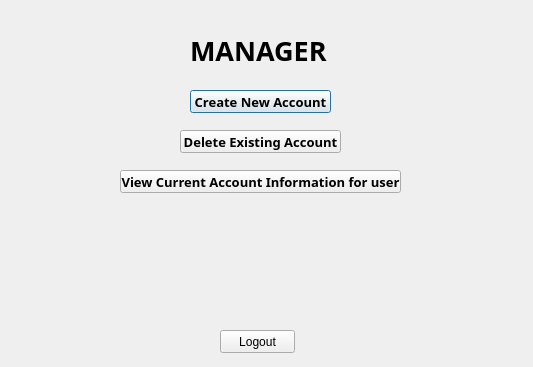
First picture: the form in SQLite_DB/managerlogin.ui, repository drasoulm/CS3307, before the edit.
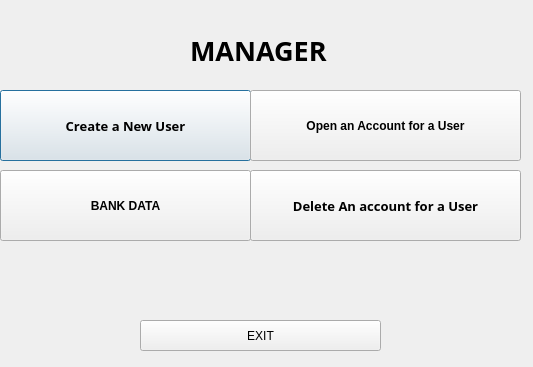
Second picture: the form after the edit.

Commit message: Add Aggregate Data

What changed in the file:
```diff
--- a/SQLite_DB/managerlogin.ui
+++ b/SQLite_DB/managerlogin.ui
@@ -40,10 +40,10 @@
   <widget class="QPushButton" name="createAcc">
    <property name="geometry">
     <rect>
-     <x>190</x>
+     <x>0</x>
      <y>90</y>
-     <width>141</width>
-     <height>23</height>
+     <width>251</width>
+     <height>71</height>
     </rect>
    </property>
    <property name="font">
@@ -55,37 +55,16 @@
     </font>
    </property>
    <property name="text">
-    <string>Create New Account</string>
+    <string>Create a New User</string>
    </property>
   </widget>
   <widget class="QPushButton" name="pushButton_2">
    <property name="geometry">
     <rect>
-     <x>180</x>
-     <y>130</y>
-     <width>161</width>
-     <height>23</height>
-    </rect>
-   </property>
-   <property name="font">
-    <font>
-     <family>3M Circular TT Bold</family>
-     <pointsize>10</pointsize>
-     <weight>75</weight>
-     <bold>true</bold>
-    </font>
-   </property>
-   <property name="text">
-    <string>Delete Existing Account</string>
-   </property>
-  </widget>
-  <widget class="QPushButton" name="pushButton_3">
-   <property name="geometry">
-    <rect>
-     <x>120</x>
+     <x>250</x>
      <y>170</y>
-     <width>281</width>
-     <height>23</height>
+     <width>271</width>
+     <height>71</height>
     </rect>
    </property>
    <property name="font">
@@ -97,20 +76,58 @@
     </font>
    </property>
    <property name="text">
-    <string>View Current Account Information for user</string>
+    <string>Delete An account for a User</string>
    </property>
   </widget>
   <widget class="QPushButton" name="pushButton_4">
    <property name="geometry">
     <rect>
-     <x>220</x>
-     <y>330</y>
-     <width>75</width>
-     <height>23</height>
+     <x>140</x>
+     <y>320</y>
+     <width>241</width>
+     <height>31</height>
     </rect>
    </property>
    <property name="text">
-    <string>Logout</string>
+    <string>EXIT</string>
+   </property>
+  </widget>
+  <widget class="QPushButton" name="pushButton">
+   <property name="geometry">
+    <rect>
+     <x>250</x>
+     <y>90</y>
+     <width>271</width>
+     <height>71</height>
+    </rect>
+   </property>
+   <property name="font">
+    <font>
+     <weight>75</weight>
+     <bold>true</bold>
+    </font>
+   </property>
+   <property name="text">
+    <string>Open an Account for a User</string>
+   </property>
+  </widget>
+  <widget class="QPushButton" name="pushButton_3">
+   <property name="geometry">
+    <rect>
+     <x>0</x>
+     <y>170</y>
+     <width>251</width>
+     <height>71</height>
+    </rect>
+   </property>
+   <property name="font">
+    <font>
+     <weight>75</weight>
+     <bold>true</bold>
+    </font>
+   </property>
+   <property name="text">
+    <string>BANK DATA</string>
    </property>
   </widget>
  </widget>
```
The commit also changes 25 other files.
